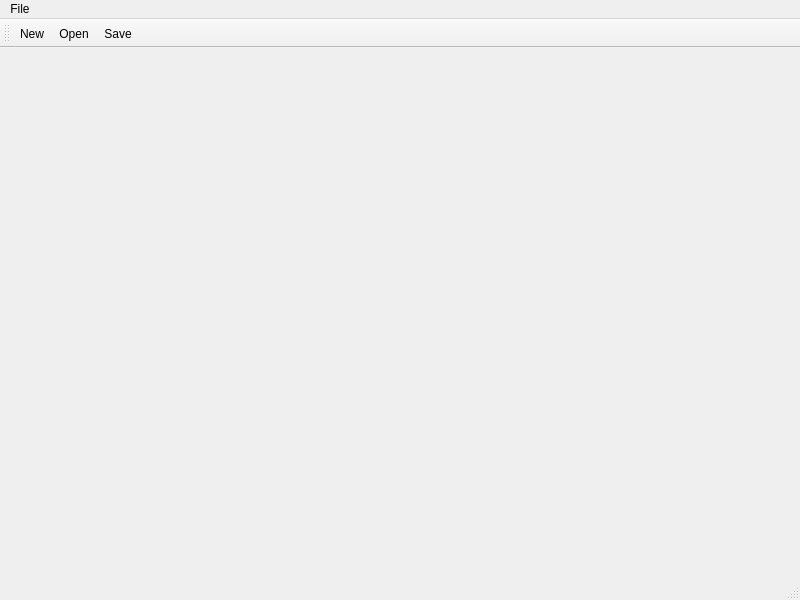
Above: digitiser.ui from EddyDavies/Year3_Graph_Digitiser before the change. Below: the same form after it.
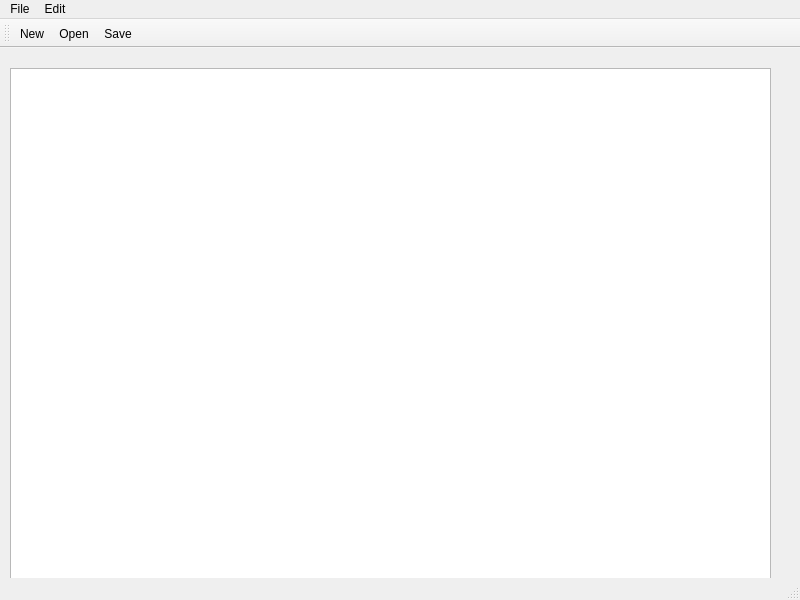
That is the form after the change. Icons and pictures are not drawn.

```diff
--- a/digitiser.ui
+++ b/digitiser.ui
@@ -25,11 +25,7 @@
     </property>
     <layout class="QVBoxLayout" name="verticalLayout">
      <item>
-      <widget class="QLabel" name="label_image">
-       <property name="text">
-        <string/>
-       </property>
-      </widget>
+      <widget class="QGraphicsView" name="view"/>
      </item>
     </layout>
    </widget>
@@ -51,7 +47,13 @@
     <addaction name="actionOpen"/>
     <addaction name="actionSave"/>
    </widget>
+   <widget class="QMenu" name="menuEdit">
+    <property name="title">
+     <string>Edit</string>
+    </property>
+   </widget>
    <addaction name="menuFile"/>
+   <addaction name="menuEdit"/>
   </widget>
   <widget class="QStatusBar" name="statusbar"/>
   <widget class="QToolBar" name="toolBar">
```
